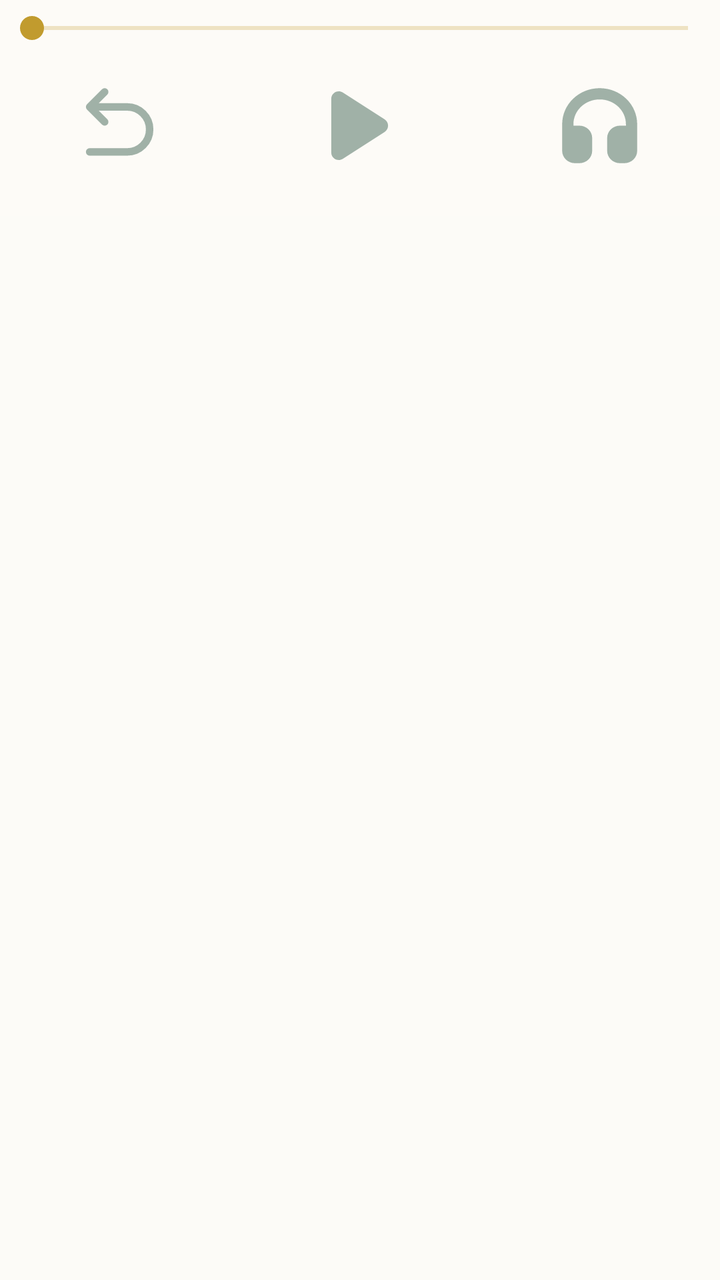
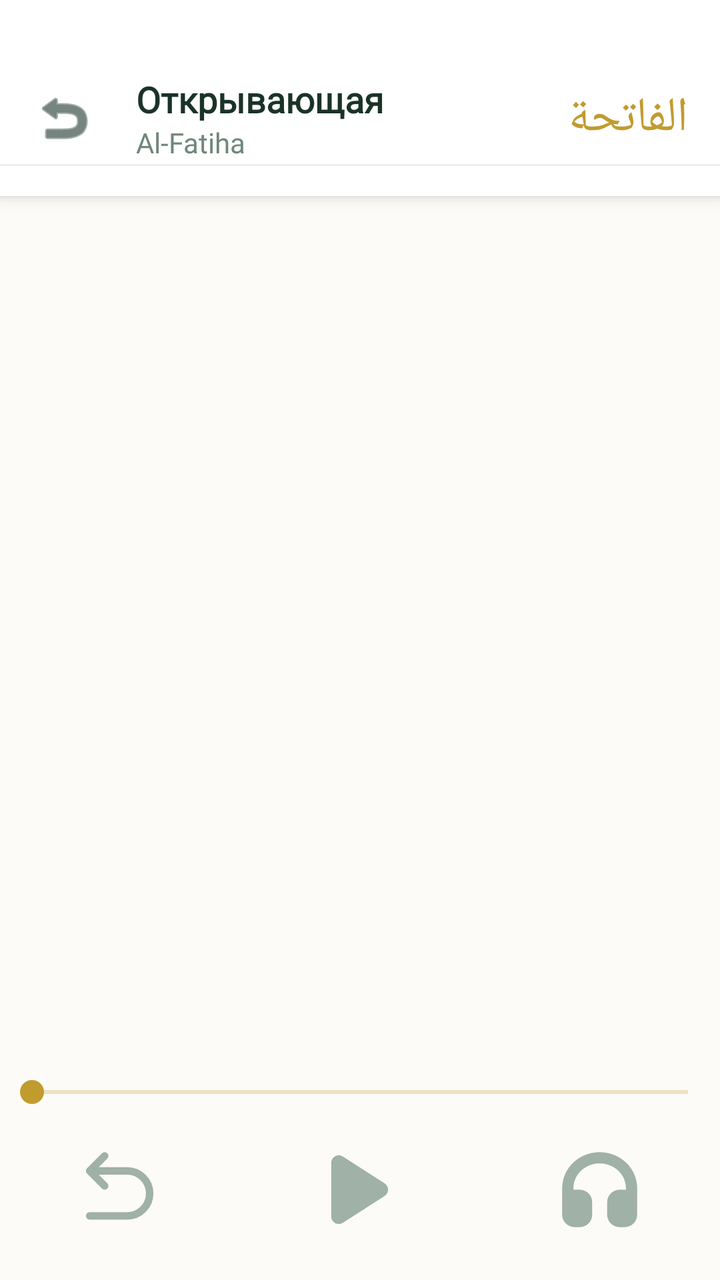

Compare the two renders of this Android layout. The source of the first and the diff that turns it into the second are given below.
<!-- AndroidManifest.xml: application theme Theme.YchiCoran -->
<!-- res/layout/activity_sura_detals.xml -->
<?xml version="1.0" encoding="utf-8"?>
<androidx.constraintlayout.widget.ConstraintLayout xmlns:android="http://schemas.android.com/apk/res/android"
    xmlns:app="http://schemas.android.com/apk/res-auto"
    xmlns:tools="http://schemas.android.com/tools"
    android:id="@+id/main"
    android:layout_width="match_parent"
    android:layout_height="match_parent"
    tools:context=".SuraDetals">



        <androidx.recyclerview.widget.RecyclerView
            android:id="@+id/recycler_suras"
            android:layout_width="match_parent"
            android:layout_height="0dp"
            android:paddingTop="10dp"
            android:clipToPadding="false"
            app:layout_constraintTop_toTopOf="parent"
            app:layout_constraintBottom_toTopOf="@+id/down_menu" />

        
        <include layout="@layout/down_audio_pleir" />


</androidx.constraintlayout.widget.ConstraintLayout>
<!-- res/layout/down_audio_pleir.xml (included above) -->
<?xml version="1.0" encoding="utf-8"?>
<androidx.constraintlayout.widget.ConstraintLayout xmlns:android="http://schemas.android.com/apk/res/android"
    xmlns:app="http://schemas.android.com/apk/res-auto"
    xmlns:tools="http://schemas.android.com/tools"
    android:layout_width="match_parent"
    android:layout_height="wrap_content"
    android:background="@color/background_nav_bar"
    android:paddingBottom="5dp">

    <SeekBar
        android:id="@+id/audio_seekbar"
        android:layout_width="match_parent"
        android:layout_height="wrap_content"
        android:layout_marginTop="5dp"
        app:layout_constraintTop_toTopOf="parent"
        app:layout_constraintStart_toStartOf="parent"
        app:layout_constraintEnd_toEndOf="parent" />

    <LinearLayout
        android:id="@+id/down_audio_menu"
        android:layout_width="match_parent"
        android:layout_height="80dp"
        android:orientation="horizontal"
        android:gravity="center_vertical"
        android:baselineAligned="false"
        app:layout_constraintTop_toBottomOf="@id/audio_seekbar"
        app:layout_constraintBottom_toBottomOf="parent"
        app:layout_constraintStart_toStartOf="parent"
        app:layout_constraintEnd_toEndOf="parent">

        
        <LinearLayout
            android:id="@+id/audio_prev"
            style="@style/block_nav_bar"
            android:gravity="center">
            <ImageView
                android:layout_width="45dp"
                android:layout_height="45dp"
                android:scaleType="centerCrop"
                android:contentDescription="Previous"
                android:src="@drawable/media_pleir_reverse" />
        </LinearLayout>

        
        <LinearLayout
            android:id="@+id/audio_play_pause"
            style="@style/block_nav_bar"
            android:gravity="center">
            <ImageView
                android:layout_width="45dp"
                android:layout_height="45dp"
                android:scaleType="centerCrop"
                android:contentDescription="Play/Pause"
                android:src="@drawable/media_playr_play" />
        </LinearLayout>

        
        <LinearLayout
            android:id="@+id/audio_next"
            style="@style/block_nav_bar"
            android:gravity="center">
            <ImageView
                android:layout_width="45dp"
                android:layout_height="45dp"
                android:scaleType="centerCrop"
                android:contentDescription="Next"
                android:src="@drawable/media_playr_headphones" />
        </LinearLayout>

    </LinearLayout>

</androidx.constraintlayout.widget.ConstraintLayout>
<!-- resources referenced by this layout -->
<resources>
  <color name="background_nav_bar">#FDFBF7</color>
  <!-- drawable media_playr_headphones (drawable) -->
  <vector xmlns:android="http://schemas.android.com/apk/res/android" android:autoMirrored="true" android:height="800dp" android:viewportHeight="24" android:viewportWidth="24" android:width="800dp">
        
      <path android:fillColor="@color/down_nav_item_color" android:pathData="M2,11.6C2,9.054 3.054,6.612 4.929,4.812C6.804,3.011 9.348,2 12,2C14.652,2 17.196,3.011 19.071,4.812C20.946,6.612 22,9.054 22,11.6V18.714C22,19.602 21.629,20.443 20.987,21.055C20.346,21.665 19.486,22 18.6,22H17.4C16.514,22 15.654,21.665 15.013,21.055C14.371,20.443 14,19.602 14,18.714V15.286C14,14.398 14.371,13.557 15.013,12.945C15.654,12.335 16.514,12 17.4,12H19V11.6C19,9.89 18.294,8.224 16.993,6.976C15.689,5.724 13.895,5 12,5C10.105,5 8.311,5.724 7.007,6.976C5.706,8.224 5,9.89 5,11.6V12H6.6C7.486,12 8.346,12.335 8.987,12.945C9.629,13.557 10,14.398 10,15.286V18.714C10,19.602 9.629,20.443 8.987,21.055C8.346,21.665 7.486,22 6.6,22H5.4C4.514,22 3.654,21.665 3.013,21.055C2.371,20.443 2,19.602 2,18.714V11.6Z"/>
      
  </vector>
  <!-- drawable media_playr_play (drawable) -->
  <vector xmlns:android="http://schemas.android.com/apk/res/android" android:autoMirrored="true" android:height="800dp" android:viewportHeight="24" android:viewportWidth="24" android:width="800dp">
        
      <path android:fillColor="@color/down_nav_item_color" android:pathData="M7.506,3.149C6.175,2.294 4.425,3.249 4.425,4.832V19.168C4.425,20.751 6.175,21.706 7.506,20.851L18.657,13.682C19.882,12.895 19.882,11.105 18.657,10.318L7.506,3.149Z"/>
      
  </vector>
  <!-- drawable media_pleir_reverse (drawable) -->
  <vector xmlns:android="http://schemas.android.com/apk/res/android" android:autoMirrored="true" android:height="800dp" android:viewportHeight="24" android:viewportWidth="24" android:width="800dp">
        
      <path android:fillColor="#00000000" android:pathData="M4,7H14C17.314,7 20,9.686 20,13C20,16.314 17.314,19 14,19H4M4,7L8,3M4,7L8,11" android:strokeColor="@color/down_nav_item_color" android:strokeLineCap="round" android:strokeLineJoin="round" android:strokeWidth="2"/>
      
  </vector>
  <style name="block_nav_bar">
          <item name="android:layout_width">0dp</item>
          <item name="android:layout_weight">1</item>
          <item name="android:layout_height">match_parent</item>
          <item name="android:clickable">true</item>
          <item name="android:orientation">vertical</item>
      </style>
  <style name="Theme.YchiCoran" parent="Base.Theme.YchiCoran" />
  <color name="down_nav_item_color">#A0B1A7</color>
  <style name="Base.Theme.YchiCoran" parent="Theme.Material3.DayNight.NoActionBar">
          
          <item name="android:windowBackground">@color/background_layout</item>
          <item name="android:statusBarColor">@color/background_layout</item>
          <item name="android:navigationBarColor">@color/background_nav_bar</item>
          <item name="android:colorBackground">@color/background_layout</item>
  
          <item name="android:textColorPrimary">@color/h1_text_color</item>
          <item name="android:textColorSecondary">@color/h2_text_color</item>
          <item name="android:textColorTertiary">@color/standart_txt</item>
          <item name="android:textColorHint">@color/standart_txt</item>
  
          <item name="android:colorControlHighlight">@color/background_activ_element</item>
          <item name="android:colorControlActivated">@color/background_activ_element</item>
      </style>
  <color name="background_layout">#FCFBF7</color>
  <color name="h1_text_color">#1A3329</color>
  <color name="h2_text_color">#C19B2E</color>
  <color name="standart_txt">#70877A</color>
  <color name="background_activ_element">#C19B2E</color>
</resources>

<!-- the commit's change to res/layout/activity_sura_detals.xml (unified diff, before → after) -->
@@ -7,20 +7,106 @@
     android:layout_height="match_parent"
     tools:context=".SuraDetals">
 
+    <include layout="@layout/header_sura_detals" />
 
+    <androidx.recyclerview.widget.RecyclerView
+        android:id="@+id/recycler_suras"
+        android:layout_width="match_parent"
+        android:layout_height="0dp"
+        android:clipToPadding="false"
+        android:paddingTop="10dp"
+        app:layout_constraintBottom_toTopOf="@+id/player_container"
+        app:layout_constraintTop_toBottomOf="@+id/constraintLayout" />
 
-        <androidx.recyclerview.widget.RecyclerView
-            android:id="@+id/recycler_suras"
-            android:layout_width="match_parent"
-            android:layout_height="0dp"
-            android:paddingTop="10dp"
-            android:clipToPadding="false"
-            app:layout_constraintTop_toTopOf="parent"
-            app:layout_constraintBottom_toTopOf="@+id/down_menu" />
+    <include
+        android:id="@+id/player_container"
+        layout="@layout/down_audio_pleir"
+        android:layout_width="match_parent"
+        android:layout_height="wrap_content"
+        app:layout_constraintBottom_toBottomOf="parent" />
 
-        
-        <include layout="@layout/down_audio_pleir" />
+</androidx.constraintlayout.widget.ConstraintLayout>
+<!-- res/layout/header_sura_detals.xml (included above) -->
+<?xml version="1.0" encoding="utf-8"?>
+<androidx.constraintlayout.widget.ConstraintLayout xmlns:android="http://schemas.android.com/apk/res/android"
+    xmlns:app="http://schemas.android.com/apk/res-auto"
+    xmlns:tools="http://schemas.android.com/tools"
+    android:id="@+id/constraintLayout"
+    android:layout_width="match_parent"
+    android:layout_height="wrap_content"
+    android:background="@color/background_card"
+    android:elevation="4dp"
+    android:paddingTop="35dp"
+    android:paddingBottom="15dp">
 
+    
+    <ImageButton
+        android:id="@+id/btn_back_sura"
+        android:layout_width="48dp"
+        android:layout_height="48dp"
+        android:layout_marginStart="8dp"
+        android:background="?attr/selectableItemBackgroundBorderless"
+        android:contentDescription="Назад"
+        android:src="@android:drawable/ic_menu_revert"
+        app:layout_constraintBottom_toBottomOf="parent"
+        app:layout_constraintStart_toStartOf="parent"
+        app:layout_constraintTop_toTopOf="parent"
+        app:tint="@color/h1_text_color" />
+
+    
+    <LinearLayout
+        android:id="@+id/linearLayout2"
+        android:layout_width="0dp"
+        android:layout_height="wrap_content"
+        android:layout_marginStart="12dp"
+        android:layout_marginEnd="10dp"
+        android:orientation="vertical"
+        app:layout_constraintBottom_toBottomOf="parent"
+        app:layout_constraintEnd_toStartOf="@+id/arabic_name_sura"
+        app:layout_constraintStart_toEndOf="@+id/btn_back_sura"
+        app:layout_constraintTop_toTopOf="parent">
+
+        <TextView
+            android:id="@+id/name_sura_translate"
+            android:layout_width="wrap_content"
+            android:layout_height="wrap_content"
+            android:fontFamily="@font/inter"
+            android:text="Открывающая"
+            android:textColor="@color/h1_text_color"
+            android:textSize="18sp"
+            android:textStyle="bold" />
+
+        <TextView
+            android:id="@+id/name_sura_transliteration"
+            android:layout_width="wrap_content"
+            android:layout_height="wrap_content"
+            android:fontFamily="@font/inter"
+            android:text="Al-Fatiha"
+            android:textColor="@color/standart_txt"
+            android:textSize="14sp" />
+    </LinearLayout>
+
+    
+    <TextView
+        android:id="@+id/arabic_name_sura"
+        android:layout_width="wrap_content"
+        android:layout_height="wrap_content"
+        android:layout_marginEnd="16dp"
+        android:fontFamily="@font/amiri_bold"
+        android:gravity="center"
+        android:text="الفاتحة"
+        android:textColor="@color/h2_text_color"
+        android:textSize="24sp"
+        app:layout_constraintBottom_toBottomOf="parent"
+        app:layout_constraintEnd_toEndOf="parent"
+        app:layout_constraintTop_toTopOf="parent" />
+
+    
+    <View
+        android:layout_width="match_parent"
+        android:layout_height="1dp"
+        android:background="#EEEEEE"
+        app:layout_constraintBottom_toBottomOf="parent" />
 
 </androidx.constraintlayout.widget.ConstraintLayout>
 <!-- res/layout/down_audio_pleir.xml (included above) -->
@@ -28,6 +114,7 @@
 <androidx.constraintlayout.widget.ConstraintLayout xmlns:android="http://schemas.android.com/apk/res/android"
     xmlns:app="http://schemas.android.com/apk/res-auto"
     xmlns:tools="http://schemas.android.com/tools"
+    android:id="@+id/down_audio_player_root"
     android:layout_width="match_parent"
     android:layout_height="wrap_content"
     android:background="@color/background_nav_bar"
<!-- resource entries referenced after the edit -->
@@ -1,5 +1,6 @@
 <!-- resources referenced by this layout -->
 <resources>
+  <color name="background_card">#FFFFFF</color>
   <color name="background_nav_bar">#FDFBF7</color>
   <!-- drawable media_playr_headphones (drawable) -->
   <vector xmlns:android="http://schemas.android.com/apk/res/android" android:autoMirrored="true" android:height="800dp" android:viewportHeight="24" android:viewportWidth="24" android:width="800dp">
